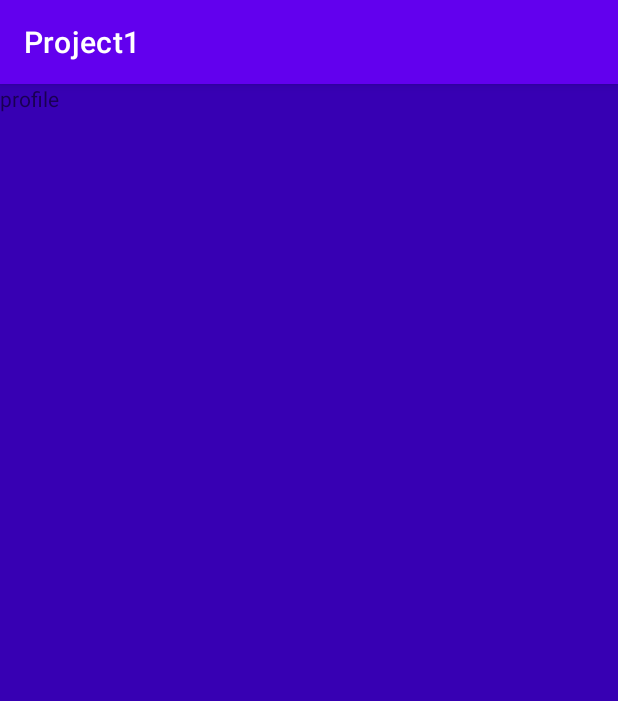
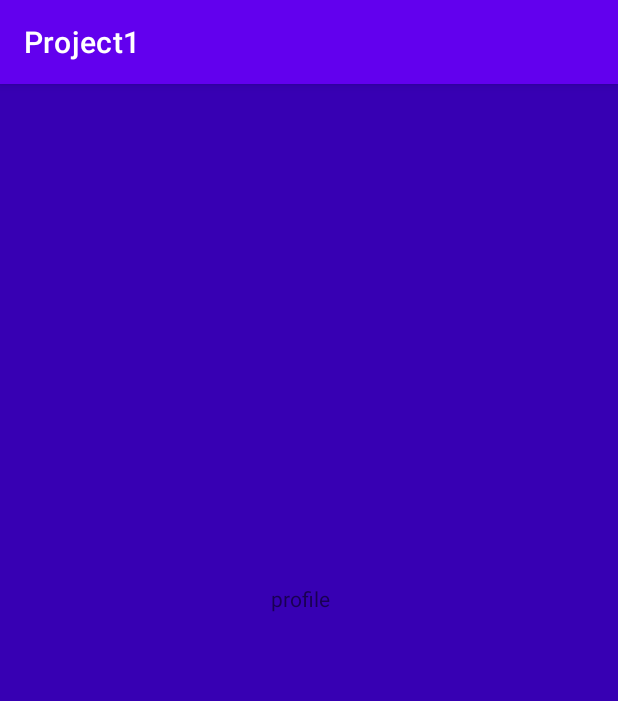
Before and after one commit to lindapatarroyo/proyecto1, an Android app: the screen it shows after launch (MainActivity), item 2 of the bottom bar chosen, on a phone screen of 412 x 824 dp. Shown: the top 701 px of the screen. Run offline under Robolectric (Android 15) with nearby library versions, the phone set to English and light mode, and no system bars.

Commit message:
centrar texto en el fragmen profile

```diff
--- a/app/src/main/res/layout/fragment_profile.xml
+++ b/app/src/main/res/layout/fragment_profile.xml
@@ -8,8 +8,9 @@
 
     <!-- TODO: Update blank fragment layout -->
     <TextView
-        android:layout_width="match_parent"
-        android:layout_height="match_parent"
+        android:layout_width="50dp"
+        android:layout_height="45dp"
+        android:layout_gravity="center"
         android:text="profile" />
 
 </FrameLayout>
```
